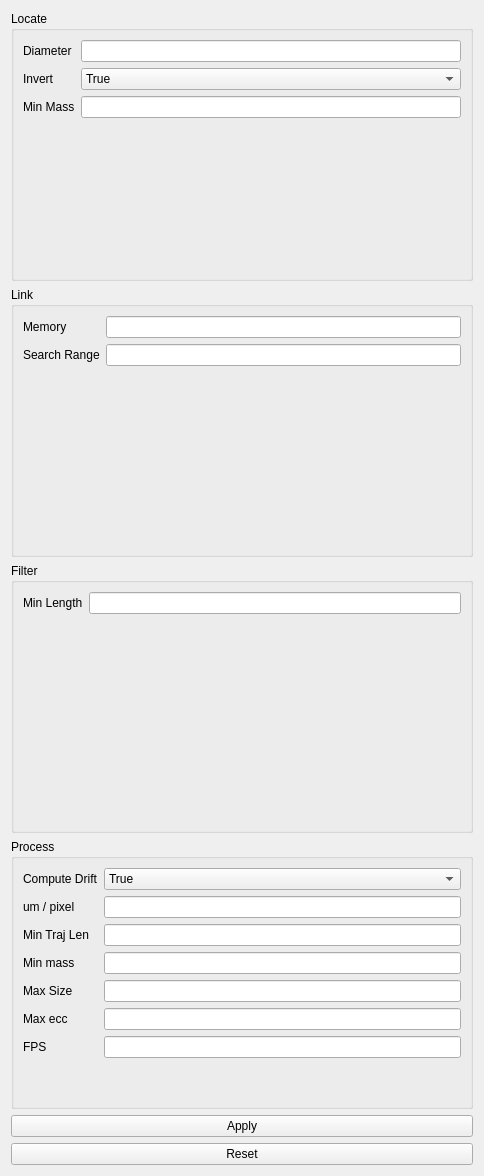
Old version of the form dispertech/view/GUI/Tracking_Config.ui in the repository aquilesC/DisperPy.
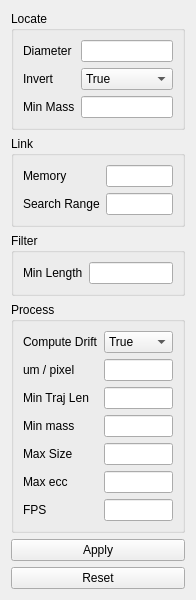
New version of the form.

Commit message: Change window size for non HD displays

```diff
--- a/dispertech/view/GUI/Tracking_Config.ui
+++ b/dispertech/view/GUI/Tracking_Config.ui
@@ -6,8 +6,8 @@
    <rect>
     <x>0</x>
     <y>0</y>
-    <width>484</width>
-    <height>1176</height>
+    <width>196</width>
+    <height>546</height>
    </rect>
   </property>
   <property name="windowTitle">
```
The commit also changes 4 other files.
